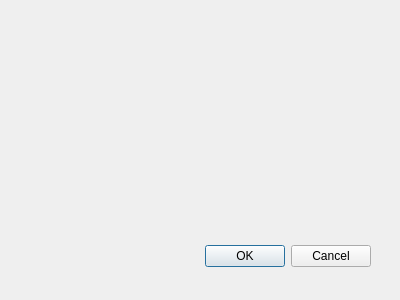
This is HsmMan/rand_dlg.ui in jykim74/CryptokiMan as Qt 5 draws it before an edit. The edited form follows.
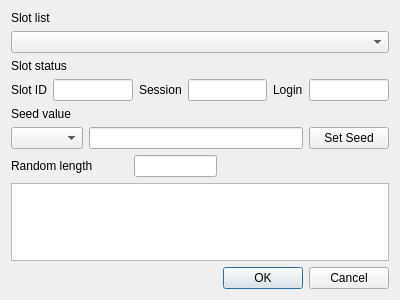
This is the edited form.

Patch:
```diff
--- a/HsmMan/rand_dlg.ui
+++ b/HsmMan/rand_dlg.ui
@@ -15,22 +15,105 @@
   <property name="windowTitle">
    <string>Dialog</string>
   </property>
-  <widget name="buttonBox" class="QDialogButtonBox">
-   <property name="geometry">
-    <rect>
-     <x>30</x>
-     <y>240</y>
-     <width>341</width>
-     <height>32</height>
-    </rect>
-   </property>
-   <property name="orientation">
-    <enum>Qt::Horizontal</enum>
-   </property>
-   <property name="standardButtons">
-    <set>QDialogButtonBox::Cancel|QDialogButtonBox::Ok</set>
-   </property>
-  </widget>
+  <layout class="QGridLayout" name="gridLayout">
+   <item row="2" column="0" colspan="2">
+    <widget class="QLabel" name="label_2">
+     <property name="text">
+      <string>Slot status</string>
+     </property>
+    </widget>
+   </item>
+   <item row="1" column="0" colspan="6">
+    <widget class="QComboBox" name="comboBox"/>
+   </item>
+   <item row="0" column="0" colspan="2">
+    <widget class="QLabel" name="label">
+     <property name="text">
+      <string>Slot list</string>
+     </property>
+    </widget>
+   </item>
+   <item row="5" column="1" colspan="4">
+    <widget class="QLineEdit" name="lineEdit_4"/>
+   </item>
+   <item row="7" column="0" colspan="6">
+    <widget class="QPlainTextEdit" name="plainTextEdit"/>
+   </item>
+   <item row="6" column="2" colspan="2">
+    <widget class="QLineEdit" name="lineEdit_5"/>
+   </item>
+   <item row="5" column="0">
+    <widget class="QComboBox" name="comboBox_2"/>
+   </item>
+   <item row="5" column="5">
+    <widget class="QPushButton" name="pushButton">
+     <property name="text">
+      <string>Set Seed</string>
+     </property>
+    </widget>
+   </item>
+   <item row="4" column="0" colspan="2">
+    <widget class="QLabel" name="label_4">
+     <property name="text">
+      <string>Seed value</string>
+     </property>
+    </widget>
+   </item>
+   <item row="8" column="4" colspan="2">
+    <widget class="QDialogButtonBox" name="buttonBox">
+     <property name="orientation">
+      <enum>Qt::Horizontal</enum>
+     </property>
+     <property name="standardButtons">
+      <set>QDialogButtonBox::Cancel|QDialogButtonBox::Ok</set>
+     </property>
+    </widget>
+   </item>
+   <item row="6" column="0" colspan="2">
+    <widget class="QLabel" name="label_5">
+     <property name="text">
+      <string>Random length</string>
+     </property>
+    </widget>
+   </item>
+   <item row="3" column="0" colspan="6">
+    <layout class="QHBoxLayout" name="horizontalLayout">
+     <property name="bottomMargin">
+      <number>0</number>
+     </property>
+     <item>
+      <widget class="QLabel" name="label_3">
+       <property name="text">
+        <string>Slot ID</string>
+       </property>
+      </widget>
+     </item>
+     <item>
+      <widget class="QLineEdit" name="lineEdit"/>
+     </item>
+     <item>
+      <widget class="QLabel" name="label_6">
+       <property name="text">
+        <string>Session</string>
+       </property>
+      </widget>
+     </item>
+     <item>
+      <widget class="QLineEdit" name="lineEdit_2"/>
+     </item>
+     <item>
+      <widget class="QLabel" name="label_7">
+       <property name="text">
+        <string>Login</string>
+       </property>
+      </widget>
+     </item>
+     <item>
+      <widget class="QLineEdit" name="lineEdit_3"/>
+     </item>
+    </layout>
+   </item>
+  </layout>
  </widget>
  <pixmapfunction/>
  <resources/>
```
Left out of the diff: 7 changed lines with no effect on the pictures.
